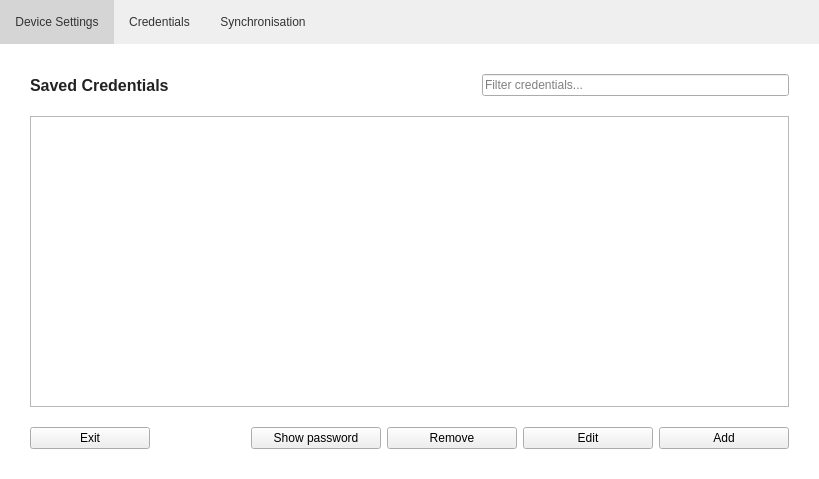
Above: src/MainWindow.ui from mooltipass/moolticute before the change. Below: the same form after it.
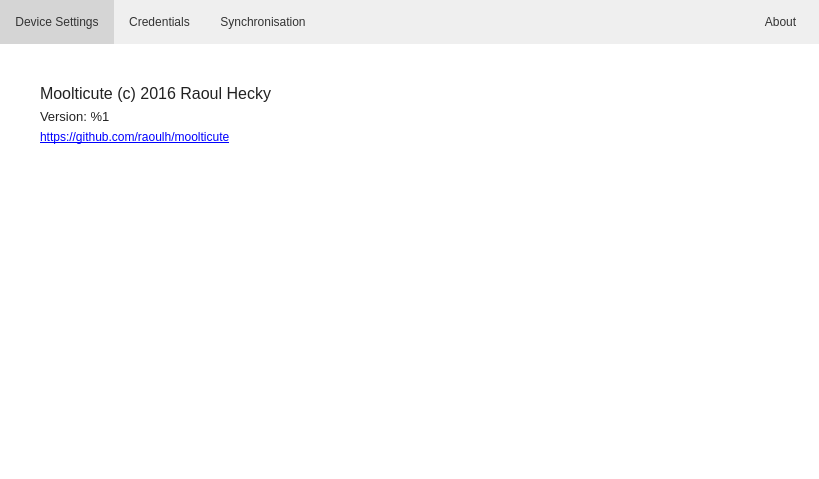
That is the form after the change. Icons and pictures are not drawn. Custom widgets are drawn as their Qt base class.

Commit message: Add version header in app and daemon

Diff of the .ui file:
```diff
--- a/src/MainWindow.ui
+++ b/src/MainWindow.ui
@@ -135,6 +135,19 @@
          </property>
         </spacer>
        </item>
+       <item>
+        <widget class="QPushButton" name="pushButtonAbout">
+         <property name="text">
+          <string>About</string>
+         </property>
+         <property name="checkable">
+          <bool>true</bool>
+         </property>
+         <property name="autoExclusive">
+          <bool>true</bool>
+         </property>
+        </widget>
+       </item>
        <item>
         <widget class="QLabel" name="labelLogo"/>
        </item>
@@ -150,7 +163,7 @@
        </sizepolicy>
       </property>
       <property name="currentIndex">
-       <number>6</number>
+       <number>8</number>
       </property>
       <widget class="QWidget" name="pageNoConnect">
        <layout class="QHBoxLayout" name="horizontalLayout_7">
@@ -1121,6 +1134,60 @@
         </item>
        </layout>
       </widget>
+      <widget class="QWidget" name="page_5">
+       <layout class="QVBoxLayout" name="verticalLayout_10">
+        <property name="leftMargin">
+         <number>40</number>
+        </property>
+        <property name="topMargin">
+         <number>40</number>
+        </property>
+        <item>
+         <widget class="QLabel" name="label_26">
+          <property name="font">
+           <font>
+            <pointsize>12</pointsize>
+           </font>
+          </property>
+          <property name="text">
+           <string>Moolticute (c) 2016 Raoul Hecky</string>
+          </property>
+         </widget>
+        </item>
+        <item>
+         <widget class="QLabel" name="labelAboutVers">
+          <property name="font">
+           <font>
+            <pointsize>10</pointsize>
+           </font>
+          </property>
+          <property name="text">
+           <string>Version: %1</string>
+          </property>
+         </widget>
+        </item>
+        <item>
+         <widget class="QLabel" name="label_28">
+          <property name="text">
+           <string>&lt;html&gt;&lt;head/&gt;&lt;body&gt;&lt;p&gt;&lt;a href=&quot;https://github.com/raoulh/moolticute&quot;&gt;&lt;span style=&quot; text-decoration: underline; color:#0000ff;&quot;&gt;https://github.com/raoulh/moolticute&lt;/span&gt;&lt;/a&gt;&lt;/p&gt;&lt;/body&gt;&lt;/html&gt;</string>
+          </property>
+         </widget>
+        </item>
+        <item>
+         <spacer name="verticalSpacer_11">
+          <property name="orientation">
+           <enum>Qt::Vertical</enum>
+          </property>
+          <property name="sizeHint" stdset="0">
+           <size>
+            <width>20</width>
+            <height>318</height>
+           </size>
+          </property>
+         </spacer>
+        </item>
+       </layout>
+      </widget>
      </widget>
     </item>
    </layout>
```
The commit also changes 7 other files.
